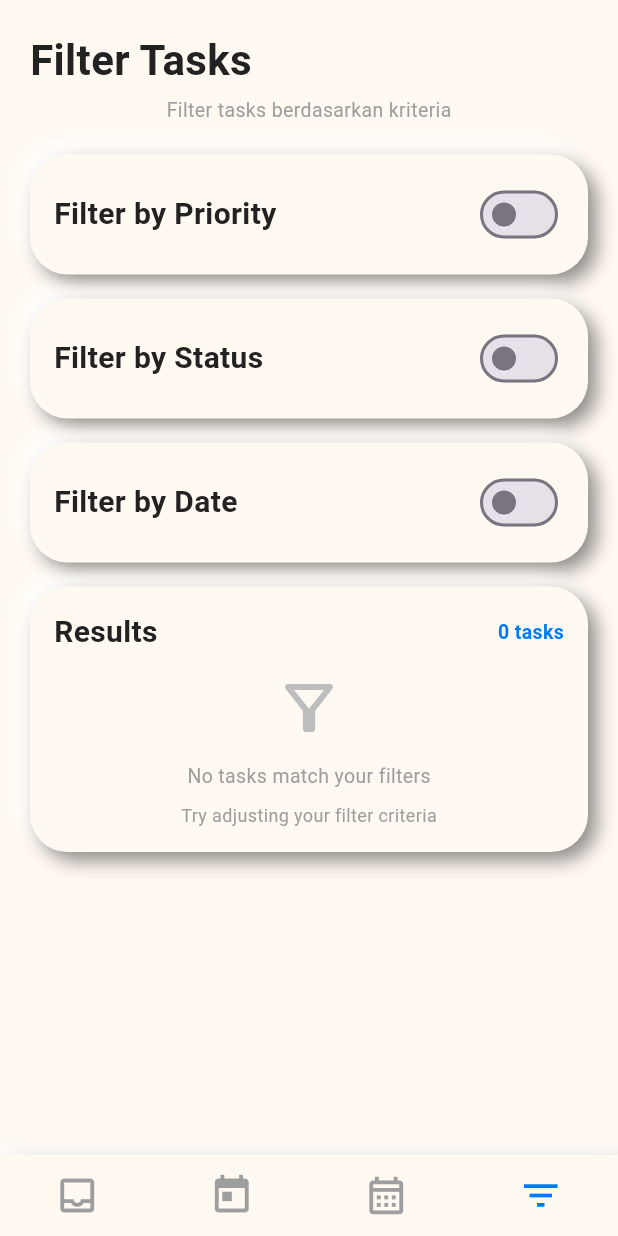
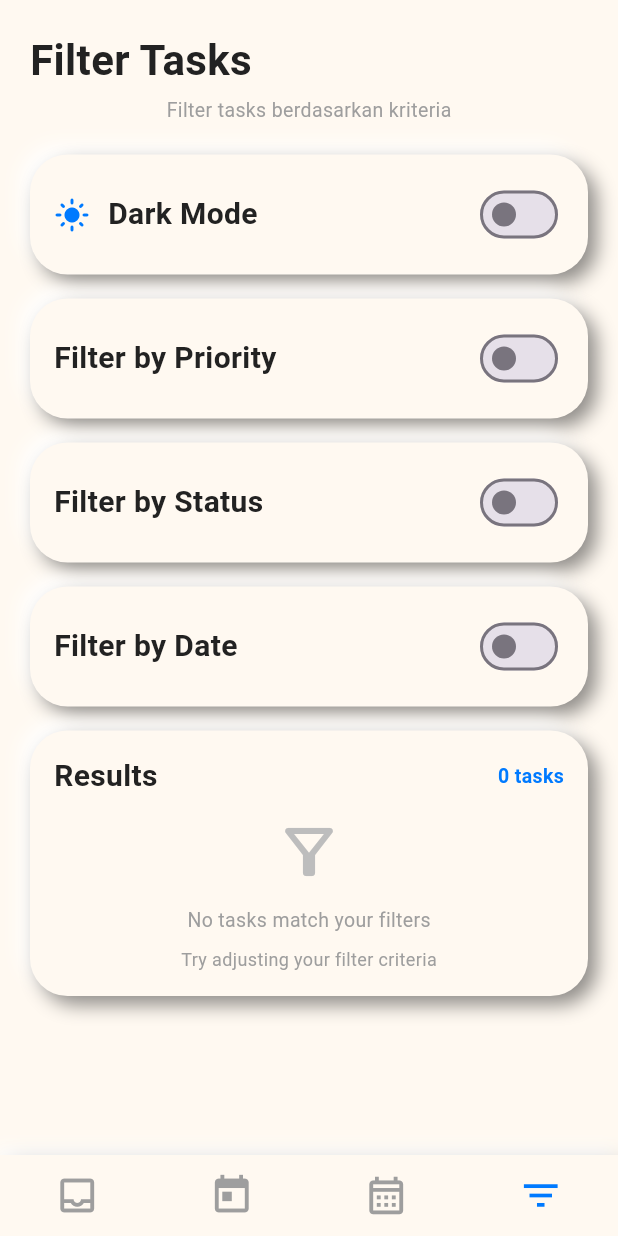
Before and after one commit to Abduldinata/project_flutter_todolist, a Flutter app: the FilterScreen screen opened by its route, on a phone screen of 412 x 824 dp. Run offline on Flutter 3.47's test engine with Material 3 defaults, Android fonts, the light colour scheme and no system bars; our stand-ins replace get, get_storage, google_sign_in, image_picker, supabase_flutter; accounts and stored records are empty.

Commit message:
dark mode

```diff
--- a/lib/screens/home/filter_screen.dart
+++ b/lib/screens/home/filter_screen.dart
@@ -3,6 +3,7 @@ import 'package:get/get.dart';
 import '../../utils/app_colors.dart';
 import '../../utils/app_style.dart';
 import '../../utils/neumorphic_decoration.dart';
+import '../../controllers/theme_controller.dart';
 import '../../widgets/bottom_nav.dart';
 import '../../widgets/task_tile.dart';
 import '../../services/task_service.dart';
@@ -16,6 +17,8 @@ class FilterScreen extends StatefulWidget {
 
 class _FilterScreenState extends State<FilterScreen> {
   final TaskService _taskService = TaskService();
+  final ThemeController _themeController = Get.find<ThemeController>();
+
   List<Map<String, dynamic>> filteredTasks = [];
   bool loading = true;
   int navIndex = 3;
@@ -207,6 +210,42 @@ class _FilterScreenState extends State<FilterScreen> {
                   physics: const BouncingScrollPhysics(),
                   child: Column(
                     children: [
+                      // Theme Toggle Card
+                      Container(
+                        padding: const EdgeInsets.all(16),
+                        margin: const EdgeInsets.only(bottom: 16),
+                        decoration: Neu.concave,
+                        child: Row(
+                          mainAxisAlignment: MainAxisAlignment.spaceBetween,
+                          children: [
+                            Row(
+                              children: [
+                                Obx(
+                                  () => Icon(
+                                    _themeController.isDarkMode.value
+                                        ? Icons.dark_mode
+                                        : Icons.light_mode,
+                                    color: AppColors.blue,
+                                    size: 24,
+                                  ),
+                                ),
+                                const SizedBox(width: 12),
+                                Text("Dark Mode", style: AppStyle.subtitle),
+                              ],
+                            ),
+                            Obx(
+                              () => Switch(
+                                value: _themeController.isDarkMode.value,
+                                onChanged: (value) {
+                                  _themeController.toggleTheme();
+                                },
+                                activeThumbColor: AppColors.blue,
+                              ),
+                            ),
+                          ],
+                        ),
+                      ),
+
                       // Priority Filter Card
                       Container(
                         padding: const EdgeInsets.all(16),
@@ -397,7 +436,6 @@ class _FilterScreenState extends State<FilterScreen> {
   }
 
   Widget _buildPriorityOptions() {
-    // ✅ DEFINISIKAN TIPE DATA YANG JELAS
     final List<Map<String, dynamic>> priorities = [
       {'value': 'high', 'label': 'Tinggi', 'color': Colors.red},
       {'value': 'medium', 'label': 'Sedang', 'color': Colors.orange},
@@ -408,7 +446,6 @@ class _FilterScreenState extends State<FilterScreen> {
       mainAxisAlignment: MainAxisAlignment.spaceBetween,
       children: priorities.map((priority) {
         final isSelected = selectedPriority == priority['value'];
-        // ✅ CAST KE TIPE YANG BENAR
         final Color color = priority['color'] as Color;
         final String value = priority['value'] as String;
         final String label = priority['label'] as String;
--- a/lib/widgets/bottom_nav.dart
+++ b/lib/widgets/bottom_nav.dart
@@ -9,6 +9,8 @@ class BottomNav extends StatelessWidget {
 
   @override
   Widget build(BuildContext context) {
+    final isDark = Theme.of(context).brightness == Brightness.dark;
+
     List<IconData> icons = [
       Icons.inbox_outlined,
       Icons.today,
@@ -19,10 +21,22 @@ class BottomNav extends StatelessWidget {
     return Container(
       padding: const EdgeInsets.symmetric(vertical: 12),
       decoration: BoxDecoration(
-        color: AppColors.bg,
-        boxShadow: const [
-          BoxShadow(color: Colors.white, offset: Offset(-4, -4), blurRadius: 8),
+        color: isDark ? const Color(0xFF1E1E1E) : AppColors.bg,
+        boxShadow: isDark
+            ? [
                 BoxShadow(
+                  color: Colors.black.withAlpha((0.3 * 255).round()),
+                  offset: const Offset(0, -2),
+                  blurRadius: 8,
+                ),
+              ]
+            : [
+                const BoxShadow(
+                  color: Colors.white,
+                  offset: Offset(-4, -4),
+                  blurRadius: 8,
+                ),
+                const BoxShadow(
                   color: Color(0xFFBEBEBE),
                   offset: Offset(6, 6),
                   blurRadius: 12,
@@ -38,7 +52,9 @@ class BottomNav extends StatelessWidget {
             child: Icon(
               icons[i],
               size: 30,
-              color: i == index ? AppColors.blue : AppColors.gray,
+              color: i == index
+                  ? AppColors.blue
+                  : (isDark ? Colors.grey[400] : AppColors.gray),
             ),
           ),
         ),
```
Also changed, not shown: lib/main.dart (+6 -2 lines), lib/widgets/neumorphic_button.dart (+14 -2 lines), lib/widgets/neumorphic_dialog.dart (+26 -15 lines), lib/widgets/neumorphic_textfield.dart (+14 -3 lines), lib/widgets/task_tile.dart (+79 -24 lines). Lines whose indentation alone changed are shown as unchanged.
